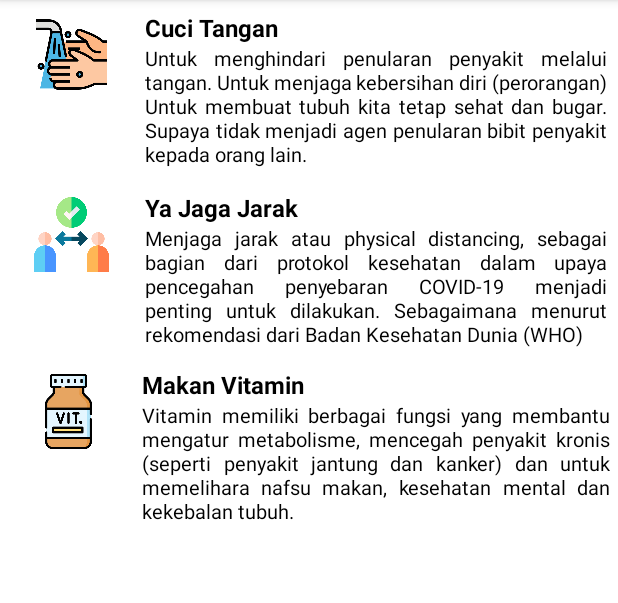
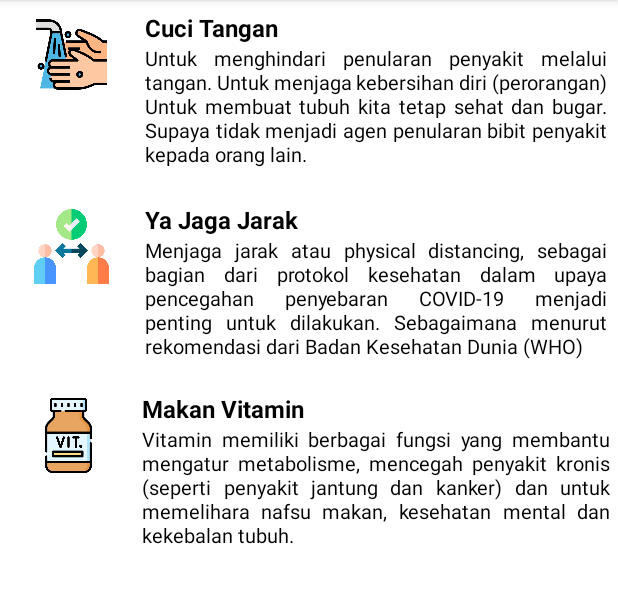
Before and after one commit to syariff2/Safacation, an Android app: the fragment HealthFragment shown on its own in the app's theme, on a phone screen of 412 x 824 dp, the part 84-687 px from its top. Run offline under Robolectric (Android 15) with nearby library versions, the phone set to English and light mode, and no system bars.

Commit message:
atur tampilan

```diff
--- a/app/src/main/res/layout/fragment_health.xml
+++ b/app/src/main/res/layout/fragment_health.xml
@@ -9,7 +9,7 @@
     <LinearLayout
         android:id="@+id/linearlayout1"
         android:layout_width="match_parent"
-        android:layout_height="120dp"
+        android:layout_height="128dp"
         android:padding="7dp"
         app:layout_constraintEnd_toEndOf="parent"
         app:layout_constraintStart_toStartOf="parent"
@@ -60,7 +60,7 @@
     <LinearLayout
         android:id="@+id/linearlayout2"
         android:layout_width="match_parent"
-        android:layout_height="120dp"
+        android:layout_height="128dp"
         android:padding="7dp"
         app:layout_constraintEnd_toEndOf="@+id/linearlayout1"
         app:layout_constraintStart_toStartOf="@+id/linearlayout1"
@@ -113,7 +113,7 @@
 
     <LinearLayout
         android:layout_width="match_parent"
-        android:layout_height="120dp"
+        android:layout_height="126dp"
         android:padding="5dp"
         app:layout_constraintStart_toStartOf="@+id/linearlayout2"
         app:layout_constraintEnd_toEndOf="@+id/linearlayout2"
```
